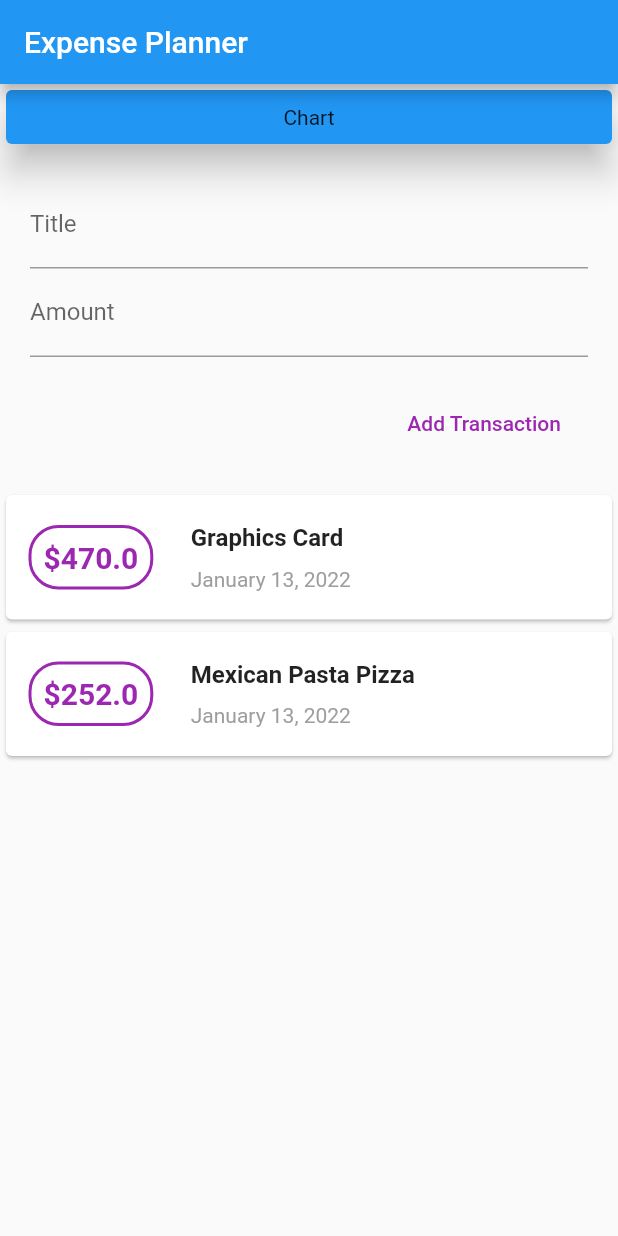
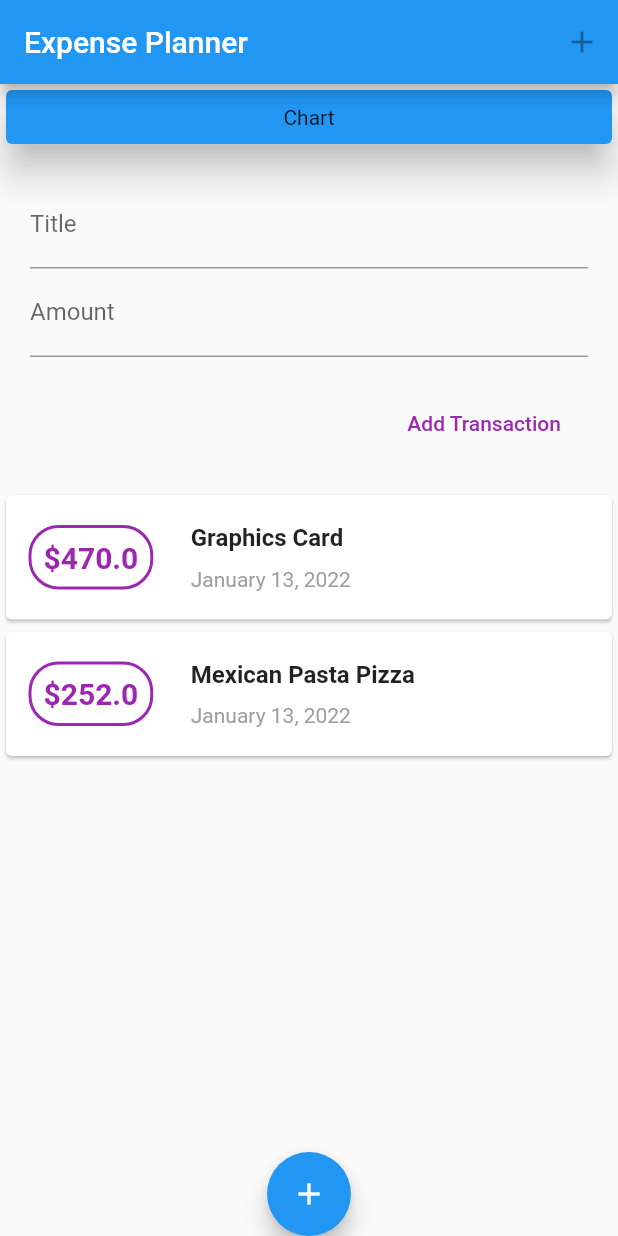
Before and after one commit to Ontan8/personal_expenses, a Flutter app: the screen it shows after launch, on a phone screen of 412 x 824 dp. Run offline on Flutter 3.47's test engine with Material 2 defaults, Android fonts, the phone set to English and light mode, and no system bars.

Commit message:
added icon buttons and floating action buttons

```diff
--- a/lib/main.dart
+++ b/lib/main.dart
@@ -25,8 +25,15 @@ class HomePage extends StatelessWidget {
     return Scaffold(
         appBar: AppBar(
           title: Text('Expense Planner'),
+          actions: const [
+            IconButton(
+              onPressed: null,
+              icon: Icon(Icons.add),
+            )
+          ],
         ),
-      body: Column(
+        body: SingleChildScrollView(
+          child: Column(
             mainAxisAlignment: MainAxisAlignment.start,
             crossAxisAlignment: CrossAxisAlignment.stretch,
             children: [
@@ -45,6 +52,11 @@ class HomePage extends StatelessWidget {
               UserTransactions(),
             ],
           ),
-    );
+        ),
+        floatingActionButtonLocation: FloatingActionButtonLocation.centerDocked,
+        floatingActionButton: FloatingActionButton(
+          child: Icon(Icons.add),
+          onPressed: () {},
+        ));
   }
 }
```
Lines whose indentation alone changed are shown as unchanged.
